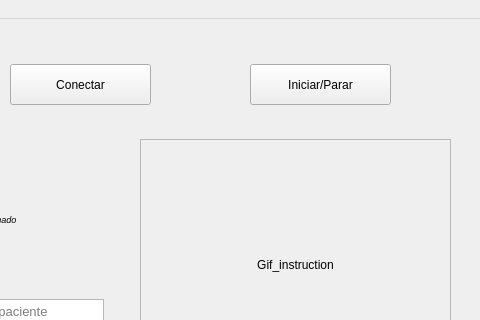
Qt form GUI/style.ui (Wanghley/PIBIC-Strategies-Data-Visualization-Medicine) before a commit; both pictures show x 220 to 700 and y 0 to 320 of the 700 by 550 pixel window.
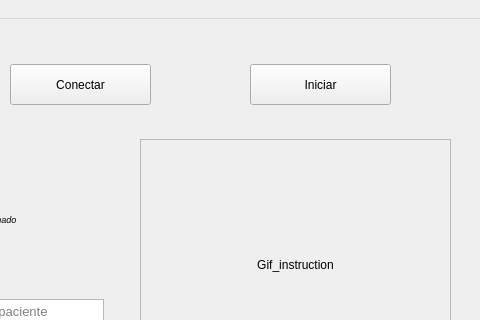
The same form after that commit. Icons and pictures are not drawn.

Commit message: [UPDATE] widgets name alteration

Patch:
```diff
--- a/GUI/style.ui
+++ b/GUI/style.ui
@@ -68,7 +68,7 @@
      </rect>
     </property>
     <property name="text">
-     <string>Iniciar/Parar</string>
+     <string>Iniciar</string>
     </property>
    </widget>
    <widget class="QLabel" name="label_2">
```
